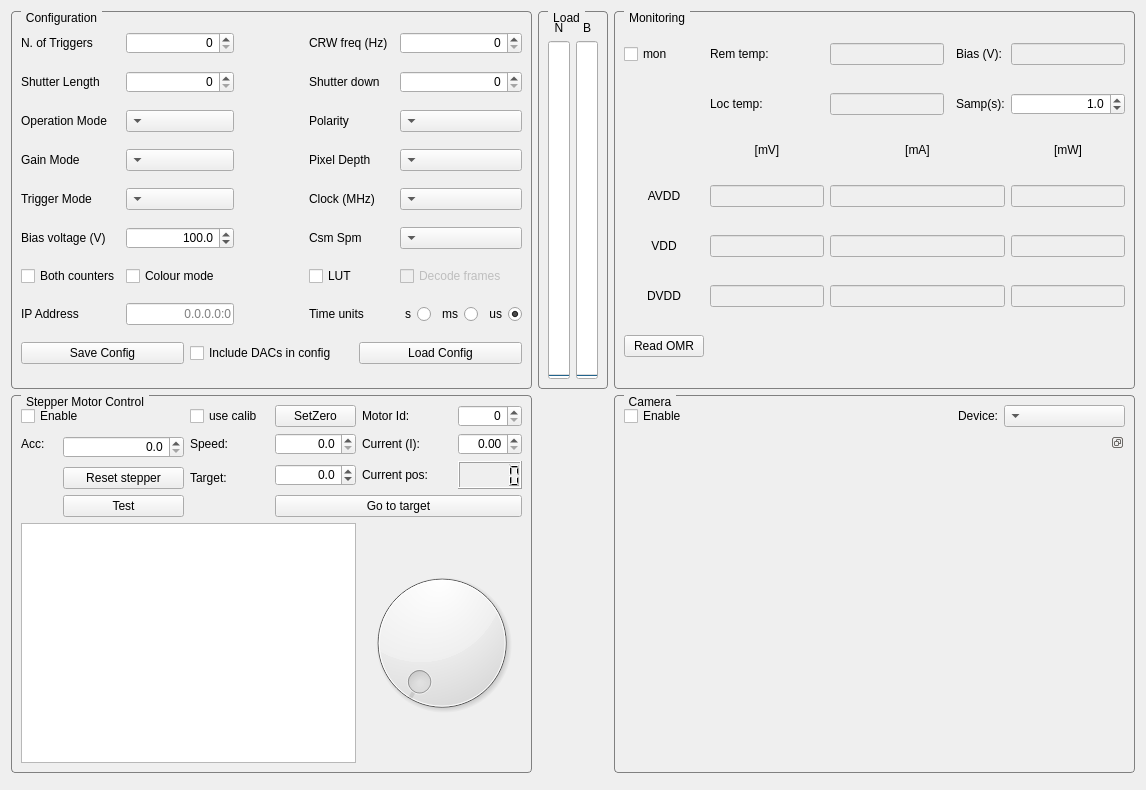
First picture: the form in SpidrMpx3Eq/qcstmconfigmonitoring.ui, repository navrit/dexter, before the edit.
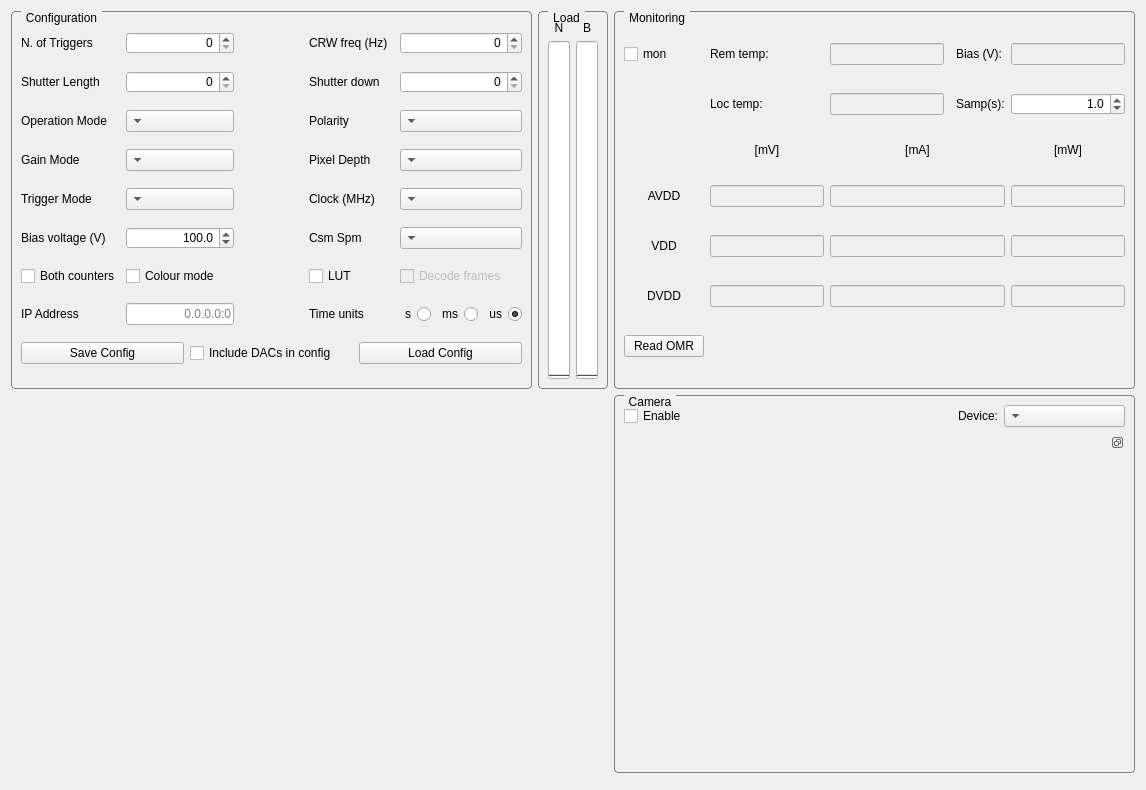
Second picture: the form after the edit.

Commit message: Commented most of stepper motor code

Patch:
```diff
--- a/SpidrMpx3Eq/qcstmconfigmonitoring.ui
+++ b/SpidrMpx3Eq/qcstmconfigmonitoring.ui
@@ -439,175 +439,6 @@
        <zorder></zorder>
       </widget>
      </item>
-     <item row="1" column="0">
-      <widget class="QGroupBox" name="groupBoxStepperMotonControl">
-       <property name="toolTip">
-        <string>Stepper Motor Control</string>
-       </property>
-       <property name="title">
-        <string>Stepper Motor Control</string>
-       </property>
-       <property name="alignment">
-        <set>Qt::AlignCenter</set>
-       </property>
-       <layout class="QGridLayout" name="gridLayout_3">
-        <item row="1" column="11">
-         <widget class="QDoubleSpinBox" name="currentISpinBox">
-          <property name="alignment">
-           <set>Qt::AlignRight|Qt::AlignTrailing|Qt::AlignVCenter</set>
-          </property>
-         </widget>
-        </item>
-        <item row="1" column="7" colspan="2">
-         <widget class="QDoubleSpinBox" name="speedSpinBox">
-          <property name="alignment">
-           <set>Qt::AlignRight|Qt::AlignTrailing|Qt::AlignVCenter</set>
-          </property>
-          <property name="decimals">
-           <number>1</number>
-          </property>
-         </widget>
-        </item>
-        <item row="0" column="5" colspan="2">
-         <widget class="QCheckBox" name="stepperUseCalibCheckBox">
-          <property name="text">
-           <string>use calib</string>
-          </property>
-         </widget>
-        </item>
-        <item row="0" column="1" colspan="2">
-         <widget class="QCheckBox" name="stepperMotorCheckBox">
-          <property name="toolTip">
-           <string>&lt;html&gt;&lt;head/&gt;&lt;body&gt;&lt;p&gt;Enable/disable stepper motor control.&lt;/p&gt;&lt;p&gt;&lt;br/&gt;&lt;/p&gt;&lt;p&gt;This should take lesss than 10s.&lt;/p&gt;&lt;/body&gt;&lt;/html&gt;</string>
-          </property>
-          <property name="text">
-           <string>Enable</string>
-          </property>
-         </widget>
-        </item>
-        <item row="1" column="9" colspan="2">
-         <widget class="QLabel" name="label_18">
-          <property name="text">
-           <string>Current (I):</string>
-          </property>
-         </widget>
-        </item>
-        <item row="0" column="11">
-         <widget class="QSpinBox" name="motorIdSpinBox">
-          <property name="alignment">
-           <set>Qt::AlignRight|Qt::AlignTrailing|Qt::AlignVCenter</set>
-          </property>
-         </widget>
-        </item>
-        <item row="1" column="5" colspan="2">
-         <widget class="QLabel" name="label_13">
-          <property name="text">
-           <string>Speed:</string>
-          </property>
-         </widget>
-        </item>
-        <item row="2" column="11" rowspan="2">
-         <widget class="QLCDNumber" name="motorCurrentPoslcdNumber"/>
-        </item>
-        <item row="2" column="7" rowspan="2" colspan="2">
-         <widget class="QDoubleSpinBox" name="targetPosSpinBox">
-          <property name="alignment">
-           <set>Qt::AlignRight|Qt::AlignTrailing|Qt::AlignVCenter</set>
-          </property>
-          <property name="decimals">
-           <number>1</number>
-          </property>
-          <property name="minimum">
-           <double>-1000000.000000000000000</double>
-          </property>
-          <property name="maximum">
-           <double>1000000.000000000000000</double>
-          </property>
-         </widget>
-        </item>
-        <item row="3" column="5" colspan="2">
-         <widget class="QLabel" name="stepperTargetPosLabel">
-          <property name="text">
-           <string>Target:</string>
-          </property>
-         </widget>
-        </item>
-        <item row="1" column="1">
-         <widget class="QLabel" name="label_15">
-          <property name="text">
-           <string>Acc:</string>
-          </property>
-         </widget>
-        </item>
-        <item row="1" column="2" rowspan="2" colspan="3">
-         <widget class="QDoubleSpinBox" name="accelerationSpinBox">
-          <property name="alignment">
-           <set>Qt::AlignRight|Qt::AlignTrailing|Qt::AlignVCenter</set>
-          </property>
-          <property name="decimals">
-           <number>1</number>
-          </property>
-         </widget>
-        </item>
-        <item row="4" column="7" colspan="5">
-         <widget class="QPushButton" name="motorGoToTargetButton">
-          <property name="text">
-           <string>Go to target</string>
-          </property>
-         </widget>
-        </item>
-        <item row="2" column="9" rowspan="2" colspan="2">
-         <widget class="QLabel" name="stepperCurrentPosLabel">
-          <property name="text">
-           <string>Current pos:</string>
-          </property>
-         </widget>
-        </item>
-        <item row="6" column="9" colspan="3">
-         <widget class="QDial" name="motorDial">
-          <property name="maximum">
-           <number>360</number>
-          </property>
-         </widget>
-        </item>
-        <item row="0" column="9">
-         <widget class="QLabel" name="label_14">
-          <property name="text">
-           <string>Motor Id:</string>
-          </property>
-         </widget>
-        </item>
-        <item row="6" column="1" colspan="8">
-         <widget class="QTableView" name="stepperCalibrationTableView">
-          <property name="layoutDirection">
-           <enum>Qt::LeftToRight</enum>
-          </property>
-         </widget>
-        </item>
-        <item row="0" column="7" colspan="2">
-         <widget class="QPushButton" name="stepperSetZeroPushButton">
-          <property name="text">
-           <string>SetZero</string>
-          </property>
-         </widget>
-        </item>
-        <item row="3" column="2" colspan="3">
-         <widget class="QPushButton" name="motorResetButton">
-          <property name="text">
-           <string>Reset stepper</string>
-          </property>
-         </widget>
-        </item>
-        <item row="4" column="2" colspan="3">
-         <widget class="QPushButton" name="motorTestButton">
-          <property name="text">
-           <string>Test</string>
-          </property>
-         </widget>
-        </item>
-       </layout>
-      </widget>
-     </item>
      <item row="0" column="2">
       <widget class="QGroupBox" name="groupBoxMonitoring">
        <property name="toolTip">
```
The commit also changes 2 other files.
